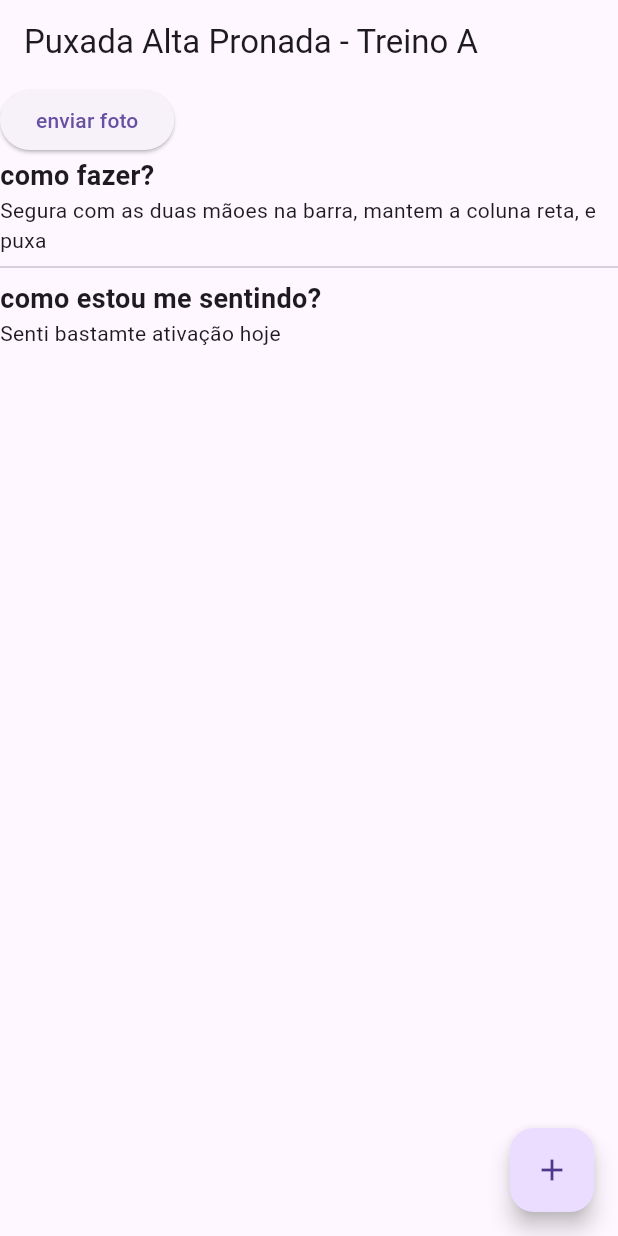
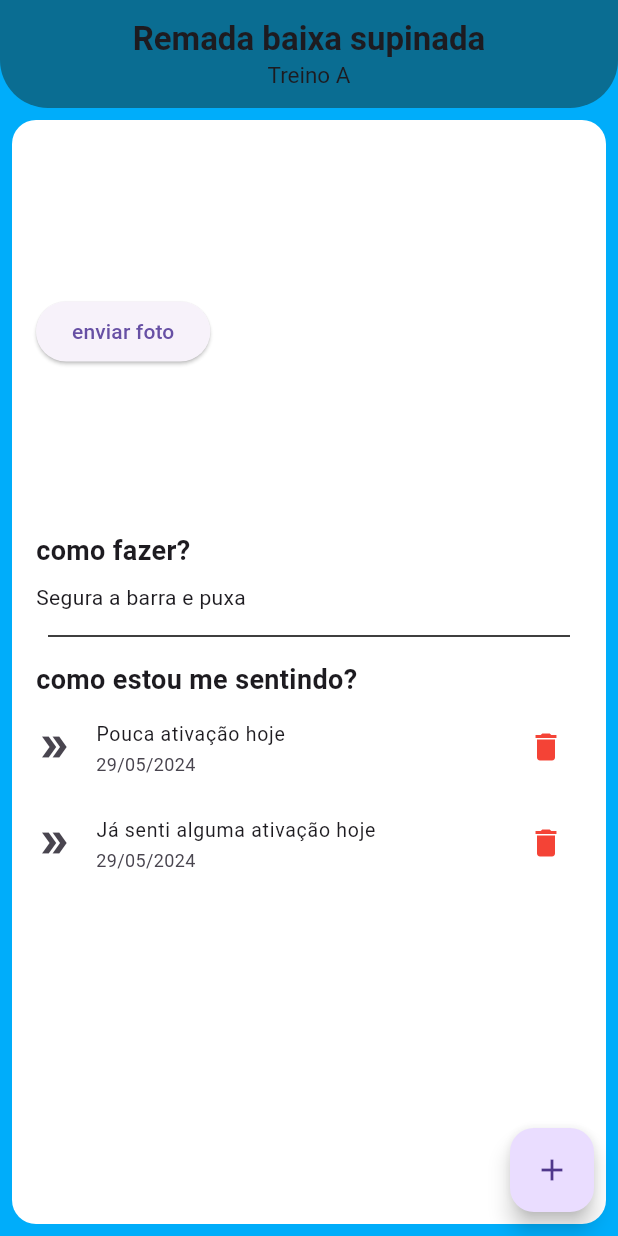
Before and after one commit to LarissaCassemiro/GymApp, a Flutter app: the screen it shows after launch, on a phone screen of 412 x 824 dp. Run offline on Flutter 3.47's test engine with Material 3 defaults, Android fonts, the phone set to English and light mode, and no system bars.

Commit message:
enviar projeto

```diff
--- a/lib/main.dart
+++ b/lib/main.dart
@@ -10,8 +10,8 @@ class MyApp extends StatelessWidget{
 
    @override
    Widget build (BuildContext context){
-    return const MaterialApp(
-      home:ExercicioTela()
+    return  MaterialApp(
+      home:ExercicioTela(),
       );
    }
 }
--- a/lib/modelos/sentimento_modelo.dart
+++ b/lib/modelos/sentimento_modelo.dart
@@ -1,20 +1,20 @@
 class SentimentoModelo {
   String id;
-  String sentimento;
+  String sentindo;
   String data;
 
   SentimentoModelo(
-      {required this.id, required this.sentimento, required this.data});
+      {required this.id, required this.sentindo, required this.data});
 
   SentimentoModelo.fromMap(Map<String, dynamic> map)
       : id = map["id"],
-        sentimento = map["sentimento"],
+        sentindo = map["sentindo"],
         data = map["data"];
 
   Map<String, dynamic> toMap() {
     return {
       "id": id,
-      "sentimento": sentimento,
+      "sentindo": sentindo,
       "data": data,
     };
   }
--- a/lib/telas/exercicio_tela.dart
+++ b/lib/telas/exercicio_tela.dart
@@ -1,46 +1,126 @@
 // ignore_for_file: avoid_print
 
 import 'package:flutter/material.dart';
+import 'package:flutter/painting.dart';
+import 'package:flutter_application_1/_comum/minhas_cores.dart';
+import 'package:flutter_application_1/modelos/exercicio_modelo.dart';
+import 'package:flutter_application_1/modelos/sentimento_modelo.dart';
 
 class ExercicioTela extends StatelessWidget {
-  const ExercicioTela({super.key});
+  ExercicioTela({super.key});
+
+  final ExercicioModelo exercicioModelo = ExercicioModelo(
+      id: "EX001",
+      nome: "Remada baixa supinada",
+      treino: "Treino A",
+      comoFazer: "Segura a barra e puxa");
+
+  final List<SentimentoModelo> listaSentimentos = [
+    SentimentoModelo(
+        id: "SE001", sentindo: "Pouca ativação hoje ", data: "29/05/2024"),
+    SentimentoModelo(
+        id: "SE001",
+        sentindo: "Já senti alguma ativação hoje",
+        data: "29/05/2024"),
+  ];
 
   @override
   Widget build(BuildContext context) {
     return Scaffold(
-        appBar: AppBar(title: const Text("Puxada Alta Pronada - Treino A ")),
+        backgroundColor:MinhasCores.azulTopoGradiente,
+        appBar: AppBar(
+          title: Column(children: [
+            Text(
+              exercicioModelo.nome,
+              style: const TextStyle(fontWeight: FontWeight.bold, fontSize: 22),
+            ),
+            Text(
+              exercicioModelo.treino,
+              style: const TextStyle(fontSize: 15),
+            ),
+          ]),
+          centerTitle: true,
+          backgroundColor: const Color(0xFF0A6D92),
+          elevation: 0,
+          toolbarHeight: 72,
+          shape: const RoundedRectangleBorder(
+            borderRadius: BorderRadius.vertical(
+              bottom: Radius.circular(32),
+            ),
+          ),
+        ),
         floatingActionButton: FloatingActionButton(
           onPressed: () {
             print("FAB FOI CLICADO");
           },
           child: const Icon(Icons.add),
         ),
-        body: Column(
-          crossAxisAlignment: CrossAxisAlignment.start,
+        body: Container(
+          margin: const EdgeInsets.all(8),
+          padding: const EdgeInsets.all(16.0),
+          decoration: BoxDecoration(
+            color: Colors.white,
+            borderRadius: BorderRadius.circular(16),
+          ),
+          child: ListView(
+            children: [
+              SizedBox(
+                height: 250,
+                child: Row(
+                  mainAxisAlignment: MainAxisAlignment.spaceBetween,
                   children: [
                     ElevatedButton(
                       onPressed: () {},
                       child: const Text("enviar foto"),
                     ),
+                  ],
+                ),
+              ),
+              const SizedBox(
+                height: 8,
+              ),
               const Text(
                 "como fazer?",
-              style: TextStyle(
-                fontWeight: FontWeight.bold,
-                 fontSize: 18
+                style: TextStyle(fontWeight: FontWeight.bold, fontSize: 18),
               ),
+              const SizedBox(
+                height: 8,
               ),
-            const Text("Segura com as duas mãoes na barra, mantem a coluna reta, e puxa"),
-            const Divider(),
+              Text(exercicioModelo.comoFazer),
+              const Padding(
+                padding: EdgeInsets.all(8.0),
+                child: Divider(color: Colors.black),
+              ),
               const Text(
                 "como estou me sentindo?",
                 style: TextStyle(
                   fontWeight: FontWeight.bold,
-                 fontSize: 18
+                fontSize: 18),
               ),
+              Column(
+                crossAxisAlignment: CrossAxisAlignment.start,
+                children: List.generate(listaSentimentos.length, (index) {
+                  SentimentoModelo sentimentoAgora = listaSentimentos[index];
+                  return ListTile(
+                    dense: true,
+                    title: Text(sentimentoAgora.sentindo),
+                    contentPadding: EdgeInsets.zero,
+                    subtitle: Text(sentimentoAgora.data),
+                    leading: const Icon(Icons.double_arrow),
+                    trailing: IconButton(
+                      icon: const Icon(
+                        Icons.delete,
+                        color: Colors.red,
                       ),
-            const Text("Senti bastamte ativação hoje")
+                      onPressed: () {
+                        print("DELETAR${sentimentoAgora.sentindo}");
+                      },
+                    ),
+                  );
+                }),
+              )
             ],
-        )
-    );
+          ),
+        ));
   }
 }
--- a/pubspec.yaml
+++ b/pubspec.yaml
@@ -59,9 +59,8 @@ flutter:
   uses-material-design: true
 
   # To add assets to your application, add an assets section, like this:
-  # assets:
-  #   - images/a_dot_burr.jpeg
-  #   - images/a_dot_ham.jpeg
+  assets:
+  - assets/logo.png
 
   # An image asset can refer to one or more resolution-specific "variants", see
   # https://flutter.dev/assets-and-images/#resolution-aware
```
Also changed, not shown: lib/componentes/decoracao_campo_autenticacao.dart (+27 -0 lines), lib/telas/autenticacao_tela.dart (added, +155 -0 lines), assets/logo.png (added), lib/telas/autencicacao_tela.dart (deleted). Lines whose indentation alone changed are shown as unchanged.
